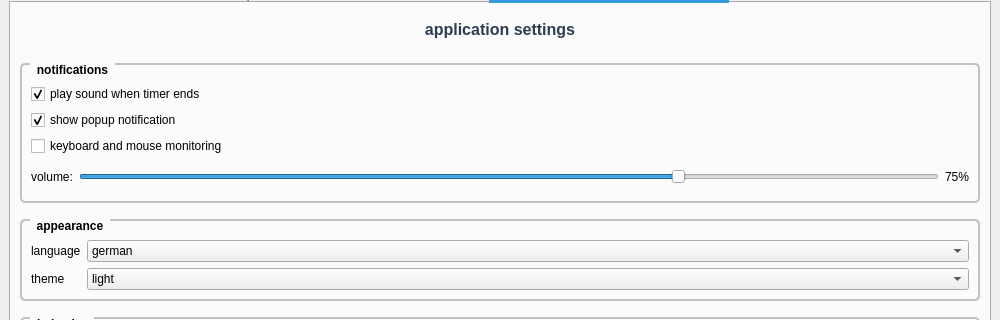
Above: ui/MainWindow.ui from AlexanderKaess/HealthAndProductivityAssistant before the change; both pictures show x 0 to 1000 and y 118 to 438 of the 1000 by 800 pixel window. Below: the same form after it.
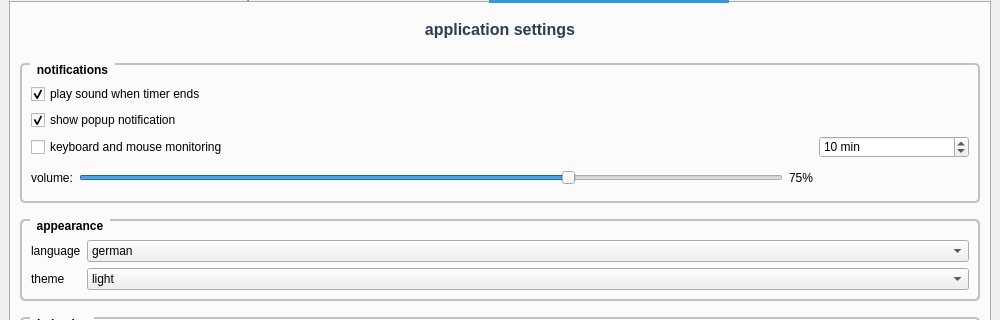
That is the form after the change.

Commit message: add inactivity monitoring

Patch:
```diff
--- a/ui/MainWindow.ui
+++ b/ui/MainWindow.ui
@@ -304,6 +304,34 @@
              </property>
             </widget>
            </item>
+           <item row="2" column="1">
+            <widget class="QSpinBox" name="spinTimeout">
+             <property name="minimumSize">
+              <size>
+               <width>150</width>
+               <height>20</height>
+              </size>
+             </property>
+             <property name="toolTip">
+              <string>Timeout zwischen 1 und 60 Minuten</string>
+             </property>
+             <property name="suffix">
+              <string> min</string>
+             </property>
+             <property name="minimum">
+              <number>1</number>
+             </property>
+             <property name="maximum">
+              <number>60</number>
+             </property>
+             <property name="singleStep">
+              <number>1</number>
+             </property>
+             <property name="value">
+              <number>10</number>
+             </property>
+            </widget>
+           </item>
            <item row="3" column="0">
             <layout class="QHBoxLayout" name="volumeLayout">
              <item>
```
